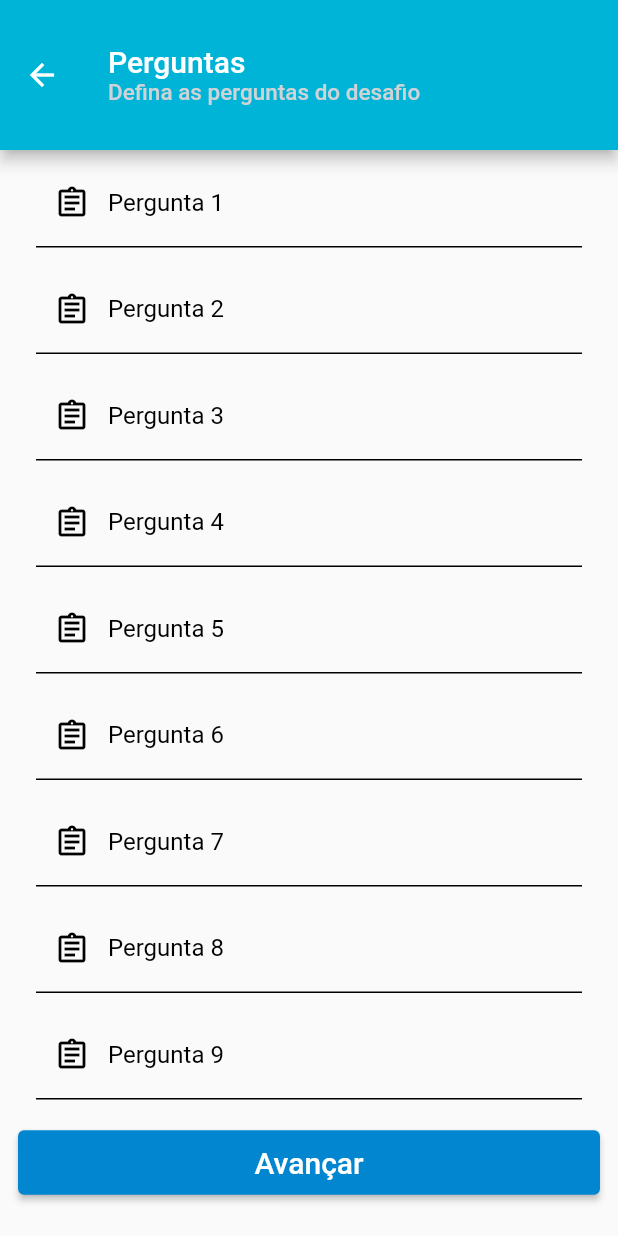
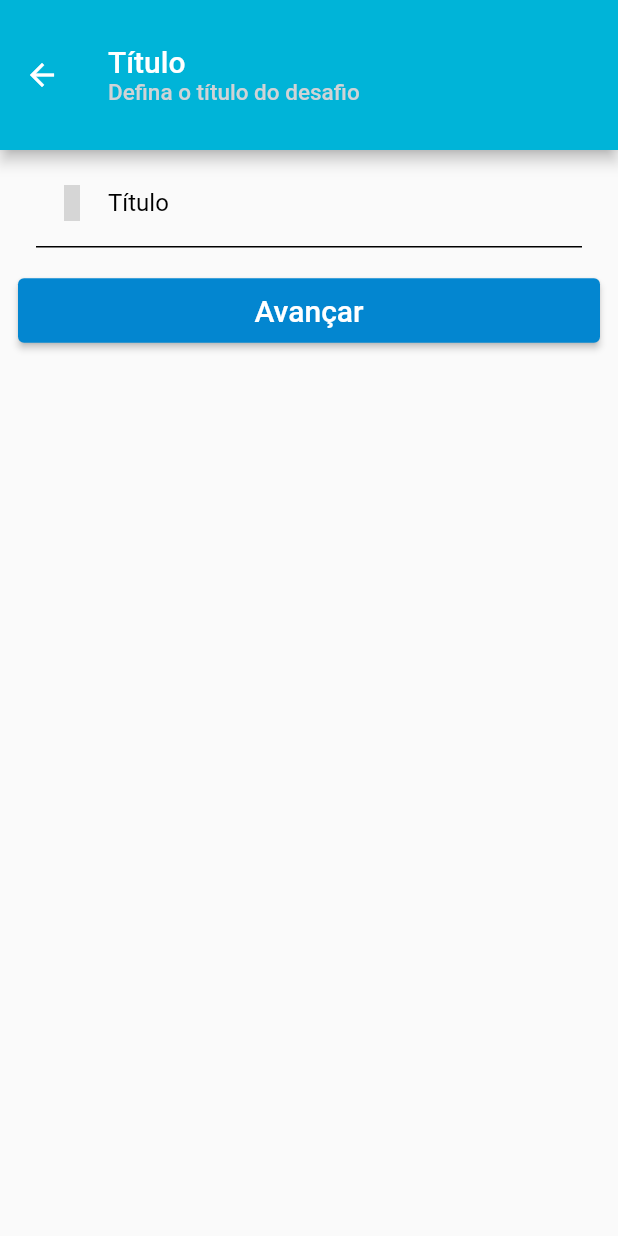
Before and after one commit to lucasdesena/technoed, a Flutter app: the EscolherDesafioPage screen opened directly, after a tap on "Difícil", on a phone screen of 412 x 824 dp. Run offline on Flutter 3.47's test engine with Material 2 defaults, Android fonts, the phone set to English and light mode, and no system bars; our stand-ins replace cloud_firestore, firebase_core, fluttertoast, material_design_icons_flutter; accounts and stored records are empty; statements that could not run were skipped; grey boxes are pictures that could not be loaded.

Commit message:
Adicionado campo titulo aos desafios

```diff
--- /dev/null
+++ b/lib/pages/definir_titulo_page.dart
@@ -0,0 +1,114 @@
+import 'package:flutter/material.dart';
+import 'package:material_design_icons_flutter/material_design_icons_flutter.dart';
+import 'package:technoed/pages/definir_perguntas_page.dart';
+
+class DefinirTituloPage extends StatefulWidget {
+  final String dificuldade;
+  const DefinirTituloPage(this.dificuldade, {Key? key}) : super(key: key);
+
+  @override
+  State<DefinirTituloPage> createState() => _DefinirTituloPageState();
+}
+
+class _DefinirTituloPageState extends State<DefinirTituloPage> {
+  final formKey = GlobalKey<FormState>();
+  final titulo = TextEditingController();
+
+  telaDefinirPerguntas() {
+    Navigator.push(
+      context,
+      MaterialPageRoute(
+        builder: (_) => DefinirPerguntasPage(widget.dificuldade, titulo.text),
+      ),
+    );
+  }
+
+  @override
+  Widget build(BuildContext context) {
+    return Scaffold(
+      body: Column(
+        children: <Widget>[
+          AppBar(
+            leading: const BackButton(color: Colors.white),
+            toolbarHeight: 100,
+            title: Column(
+              mainAxisAlignment: MainAxisAlignment.center,
+              crossAxisAlignment: CrossAxisAlignment.start,
+              children: const <Widget>[
+                Text(
+                  'Título',
+                  style: TextStyle(color: Colors.white, fontSize: 20),
+                ),
+                Text(
+                  'Defina o título do desafio',
+                  style: TextStyle(
+                      color: Color.fromARGB(255, 208, 211, 214), fontSize: 15),
+                ),
+              ],
+            ),
+          ),
+          Form(
+            key: formKey,
+            child: Padding(
+              padding: const EdgeInsets.fromLTRB(24, 6, 24, 6),
+              child: TextFormField(
+                controller: titulo,
+                decoration: const InputDecoration(
+                  prefixIcon: Icon(
+                    MdiIcons.formatTitle,
+                    color: Colors.black,
+                  ),
+                  labelText: 'Título',
+                  labelStyle: TextStyle(
+                    color: Colors.black,
+                  ),
+                  enabledBorder: UnderlineInputBorder(
+                    borderSide: BorderSide(color: Colors.black),
+                  ),
+                  focusedBorder: UnderlineInputBorder(
+                    borderSide: BorderSide(color: Colors.black),
+                  ),
+                ),
+                keyboardType: TextInputType.name,
+                style: const TextStyle(
+                  color: Colors.black,
+                ),
+                validator: (value) {
+                  if (value!.isEmpty) {
+                    return 'Insira o título corretamente!';
+                  }
+                  return null;
+                },
+              ),
+            ),
+          ),
+          Padding(
+            padding: const EdgeInsets.all(12.0),
+            child: ElevatedButton(
+              onPressed: () {
+                if (formKey.currentState!.validate()) {
+                  telaDefinirPerguntas();
+                }
+              },
+              style: ElevatedButton.styleFrom(
+                primary: const Color.fromARGB(255, 3, 134, 208),
+              ),
+              child: Row(
+                mainAxisAlignment: MainAxisAlignment.center,
+                children: const <Widget>[
+                  Padding(
+                    padding: EdgeInsets.all(10.0),
+                    child: Text(
+                      'Avançar',
+                      style: TextStyle(fontSize: 20),
+                    ),
+                  ),
+                ],
+              ),
+            ),
+          ),
+        ],
+      ),
+    );
+  }
+}
--- a/lib/pages/escolher_desafio_page.dart
+++ b/lib/pages/escolher_desafio_page.dart
@@ -1,5 +1,5 @@
 import 'package:flutter/material.dart';
-import 'package:technoed/pages/definir_perguntas_page.dart';
+import 'package:technoed/pages/definir_titulo_page.dart';
 
 class EscolherDesafioPage extends StatefulWidget {
   const EscolherDesafioPage({Key? key}) : super(key: key);
@@ -11,11 +11,11 @@ class EscolherDesafioPage extends StatefulWidget {
 class _EscolherDesafioState extends State<EscolherDesafioPage> {
   String dificuldade = '';
 
-  telaDefinirPerguntas() {
+  telaDefinirTitulo() {
     Navigator.push(
       context,
       MaterialPageRoute(
-        builder: (_) => DefinirPerguntasPage(dificuldade),
+        builder: (_) => DefinirTituloPage(dificuldade),
       ),
     );
   }
@@ -69,7 +69,7 @@ class _EscolherDesafioState extends State<EscolherDesafioPage> {
                         child: ElevatedButton(
                           onPressed: () {
                             dificuldade = 'Normal';
-                            telaDefinirPerguntas();
+                            telaDefinirTitulo();
                           },
                           style: ElevatedButton.styleFrom(
                             primary: const Color.fromARGB(255, 202, 240, 248),
@@ -129,7 +129,7 @@ class _EscolherDesafioState extends State<EscolherDesafioPage> {
                         child: ElevatedButton(
                           onPressed: () {
                             dificuldade = 'Difícil';
-                            telaDefinirPerguntas();
+                            telaDefinirTitulo();
                           },
                           style: ElevatedButton.styleFrom(
                             primary: const Color.fromARGB(255, 202, 240, 248),
--- a/lib/pages/escolher_grupo_page.dart
+++ b/lib/pages/escolher_grupo_page.dart
@@ -10,8 +10,9 @@ class EscolherGrupoPage extends StatefulWidget {
   final List<String> listaPerguntas;
   final List<String> listaAlternativas;
   final List<String> listaRespostas;
+  final String titulo;
   const EscolherGrupoPage(this.dificuldade, this.listaPerguntas,
-      this.listaAlternativas, this.listaRespostas,
+      this.listaAlternativas, this.listaRespostas, this.titulo,
       {Key? key})
       : super(key: key);
 
@@ -73,7 +74,8 @@ class _EscolherGrupoPageState extends State<EscolherGrupoPage> {
                                   widget.listaPerguntas,
                                   widget.listaAlternativas,
                                   widget.listaRespostas,
-                                  widget.dificuldade);
+                                  widget.dificuldade,
+                                  widget.titulo);
                               Navigator.of(context).pushNamedAndRemoveUntil(
                                   '/authCheck',
                                   //Não funcionou ModalRoute withName
--- a/lib/services/cadastro_service.dart
+++ b/lib/services/cadastro_service.dart
@@ -44,13 +44,15 @@ class CadastroService extends ChangeNotifier {
       List<String> listaPerguntas,
       List<String> listaAlternativas,
       List<String> listaRespostas,
-      String dificuldade) async {
+      String dificuldade,
+      String titulo) async {
     await db.collection('desafios').doc().set({
       'emails': listaEmails,
       'perguntas': listaPerguntas,
       'alternativas': listaAlternativas,
       'respostas': listaRespostas,
-      'dificuldade': dificuldade
+      'dificuldade': dificuldade,
+      'titulo': titulo
     });
   }
 
```
Also changed, not shown: lib/pages/definir_alternativas_page.dart (+13 -3 lines), lib/pages/definir_perguntas_page.dart (+9 -3 lines).
